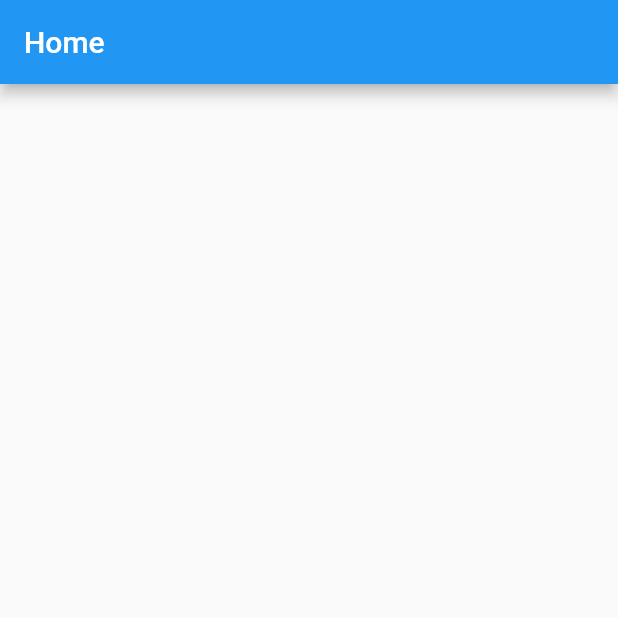
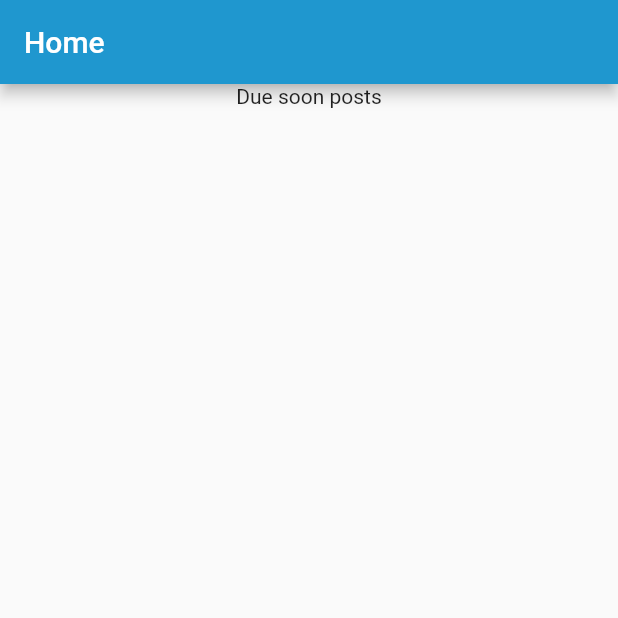
Before and after one commit to HashemAlkeshawi/theApp_Later, a Flutter app: the screen it shows after launch, on a phone screen of 412 x 824 dp, the top half of it. Run offline on Flutter 3.47's test engine with Material 2 defaults, Android fonts, the phone set to English and light mode, and no system bars; our stand-ins replace easy_localization.

```diff
--- a/later/assets/langs/en.json
+++ b/later/assets/langs/en.json
@@ -1,4 +1,4 @@
 {
-    "Home" : "Home"
-
+"Home" : "Home",
+"DSPosts" : "Due soon posts"
 }
--- a/later/lib/Home.dart
+++ b/later/lib/Home.dart
@@ -6,7 +6,13 @@ class Home extends StatelessWidget {
   Widget build(BuildContext context) {
     return Scaffold(
       appBar: AppBar(
+        backgroundColor: const Color(0xff1F97CF),
         title: Text("Home".tr()),
+      ),
+      body: Container(
+        child: Column(
+          children: [Text("DSPosts".tr()), Container()],
+        ),
       ),
     );
   }
--- a/later/lib/main.dart
+++ b/later/lib/main.dart
@@ -3,7 +3,9 @@ import 'package:flutter/material.dart';
 
 import 'Home.dart';
 
-void main() {
+void main() async {
+  WidgetsFlutterBinding.ensureInitialized();
+  await EasyLocalization.ensureInitialized();
   runApp(EasyLocalization(
       supportedLocales: const [Locale('en'), Locale('ar')],
       path: 'assets/langs',
@@ -18,6 +20,7 @@ class MyApp extends StatelessWidget {
   @override
   Widget build(BuildContext context) {
     return MaterialApp(
+      debugShowCheckedModeBanner: false,
       localizationsDelegates: context.localizationDelegates,
       supportedLocales: context.supportedLocales,
       locale: context.locale,
--- a/later/pubspec.yaml
+++ b/later/pubspec.yaml
@@ -35,6 +35,7 @@ dependencies:
   # Use with the CupertinoIcons class for iOS style icons.
   cupertino_icons: ^1.0.2
   easy_localization: ^3.0.1
+  flutter_screenutil: ^5.5.3+2
 
 dev_dependencies:
   flutter_test:
```
Also changed, not shown: later/pubspec.lock.
